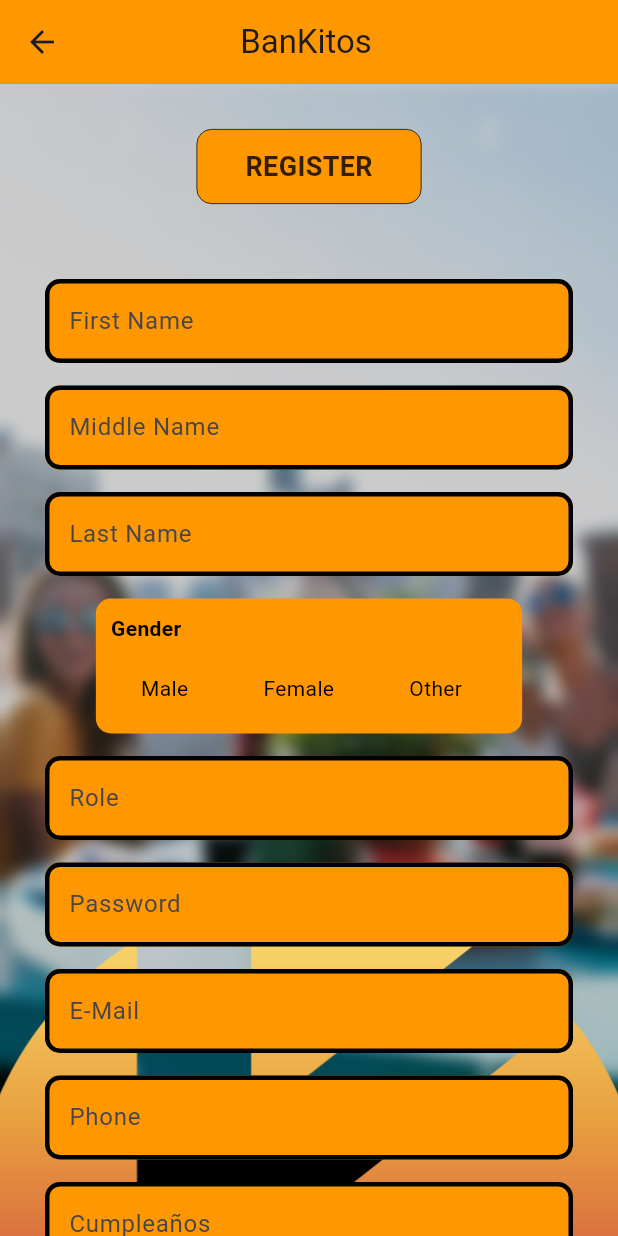
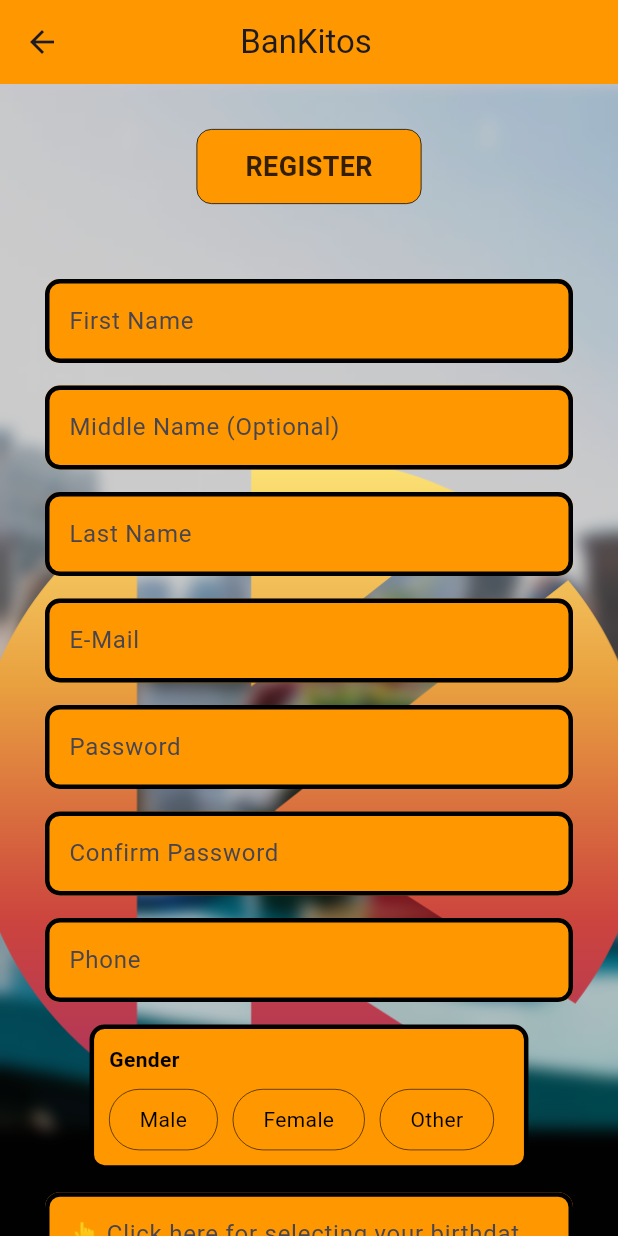
Before and after one commit to alejandroacedomarin/bankitos_flutter, a Flutter app: the RegisterScreen screen opened directly, on a phone screen of 412 x 824 dp. Run offline on Flutter 3.47's test engine with Material 3 defaults, Android fonts, the phone set to English and light mode, and no system bars; our stand-ins replace dio, get, get_storage, iconsax, image_picker, share_plus; accounts and stored records are empty.

Commit message:
register acabado con parámetros correctos y comprobaciones

```diff
--- a/lib/Screens/MainPage/Register.dart
+++ b/lib/Screens/MainPage/Register.dart
@@ -1,8 +1,8 @@
 import 'dart:ui';
+import 'package:bankitos_flutter/Widgets/Button.dart';
 import 'package:bankitos_flutter/Widgets/NavBar.dart';
 import 'package:flutter/material.dart';
 import 'package:bankitos_flutter/Models/UserModel.dart';
-import 'package:bankitos_flutter/Widgets/Button.dart';
 import 'package:bankitos_flutter/Widgets/TextBox.dart';
 import 'package:bankitos_flutter/Services/UserService.dart';
 import 'package:bankitos_flutter/Resources/pallete.dart';
@@ -11,20 +11,36 @@ import 'package:get/get.dart';
 late UserService userService;
 
 class RegisterScreen extends StatefulWidget {
-  RegisterScreen({Key? key}) : super(key: key);
+  final String? mail;
+  final List<String>? partes;
+
+  RegisterScreen({this.mail, this.partes, Key? key }) : super(key: key);
 
   @override
-  _RegisterScreen createState() => _RegisterScreen();
+  _RegisterScreenState createState() => _RegisterScreenState(mail, partes);
 }
 
-class _RegisterScreen extends State<RegisterScreen> {
-  final RegisterScreenController controller =
-      Get.put(RegisterScreenController());
+class _RegisterScreenState extends State<RegisterScreen> {
+  final RegisterScreenController controller = Get.put(RegisterScreenController());
+  final String? mail;
+  final List<String>? partes;
+
+  _RegisterScreenState(this.mail, this.partes);
 
   @override
   void initState() {
     super.initState();
     userService = UserService();
+    // Inicializar los campos con los valores proporcionados
+    if(mail != null){
+      controller.emailController.text = mail!;
+    }
+
+    if (partes != null && partes!.length >= 3) {
+      controller.firstNameController.text = partes![0];
+      controller.middleNameController.text = partes![1];
+      controller.lastNameController.text = partes![2];
+    }
   }
 
   @override
@@ -34,7 +50,10 @@ class _RegisterScreen extends State<RegisterScreen> {
         title: const Center(
           child: Row(
             mainAxisSize: MainAxisSize.min,
-            children: [Text('BanKitos'), SizedBox(width: 60)],
+            children: [
+              Text('BanKitos'),
+              SizedBox(width: 60)
+            ],
           ),
         ),
         backgroundColor: Colors.orange,
@@ -98,80 +117,84 @@ class _RegisterScreen extends State<RegisterScreen> {
                               ),
                             ),
                             const SizedBox(height: 50),
-                            ParamTextBox(
-                                controller: controller.firstNameController,
-                                text: 'First Name'),
+                            ParamTextBox(controller: controller.firstNameController, text: 'First Name'),
                             const SizedBox(height: 15),
-                            ParamTextBox(
-                                controller: controller.middleNameController,
-                                text: 'Middle Name'),
+                            ParamTextBox(controller: controller.middleNameController, text: 'Middle Name (Optional)'),
+                            const SizedBox(height: 15), //Middle name opcional
+                            ParamTextBox(controller: controller.lastNameController, text: 'Last Name'),
                             const SizedBox(height: 15),
-                            ParamTextBox(
-                                controller: controller.lastNameController,
-                                text: 'Last Name'),
+                            ParamTextBox(controller: controller.emailController, text: 'E-Mail'),
                             const SizedBox(height: 15),
-                            _buildGenderSelectionField(
-                                'Gender', controller.genderController),
+                            Obx(() => Column(
+                              children: [
+                                ParamTextBox(controller: controller.passwordController, text: 'Password'),
+                                if (controller.passwordError.isNotEmpty)
+                                  Container(
+                                    padding: EdgeInsets.all(8.0),
+                                    margin: EdgeInsets.only(top: 10),
+                                    decoration: BoxDecoration(
+                                      color: Colors.black,
+                                      borderRadius: BorderRadius.circular(10),
+                                    ),
+                                    child: Text(
+                                      controller.passwordError.value,
+                                      style: TextStyle(color: Colors.red),
+                                    ),
+                                  ),
+                              ],
+                            )),
+                          const SizedBox(height: 15),
+                          //Tiene que tener
+                          /*
+                          2 mayúsculas
+                          2 números
+                          1 caracter especial
+                          8 caracteres mínimo
+                          */
+                            //Tiene que tener
+                            /*
+                            2 mayúsculas
+                            2 números
+                            1 caracter especial
+                            8 caracteres mínimo
+                            */
+                            ParamTextBox(controller: controller.confirmPasswordController, text: 'Confirm Password'),
                             const SizedBox(height: 15),
-                            ParamTextBox(
-                                controller: controller.roleController,
-                                text: 'Role'),
+                            ParamTextBox(controller: controller.phoneController, text: 'Phone'),
                             const SizedBox(height: 15),
-                            ParamTextBox(
-                                controller: controller.passwordController,
-                                text: 'Password'),
+                            _buildGenderSelectionField('Gender', controller.genderController),
                             const SizedBox(height: 15),
-                            ParamTextBox(
-                                controller: controller.emailController,
-                                text: 'E-Mail'),
-                            const SizedBox(height: 15),
-                            ParamTextBox(
-                                controller: controller.phoneController,
-                                text: 'Phone'),
-                            const SizedBox(height: 15),
-                            ParamTextBox(
-                                controller: controller.birthController,
-                                text: 'Cumpleaños'),
-                            const SizedBox(height: 40),
-                            ElevatedButton(
-                              onPressed: () => controller.selectDate(context),
-                              child: Text('Select Birth Date'),
+                            // Nuevo TextField deshabilitado para cumpleaños
+                            GestureDetector(
+                              onTap: () => controller.selectDate(context),
+                              child: AbsorbPointer(
+                                child: Container(
+                                  constraints: const BoxConstraints(maxWidth: 400), // Ajusta el ancho máximo según tus necesidades
+                                  child: TextField(
+                                    controller: controller.birthController,
+                                    decoration: InputDecoration(
+                                      filled: true,
+                                      fillColor: Colors.orange, // Cambia este color al que prefieras
+                                      enabledBorder: OutlineInputBorder(
+                                        borderSide: const BorderSide(
+                                          color: Color.fromARGB(255, 0, 1, 4),
+                                          width: 3,
+                                        ),
+                                        borderRadius: BorderRadius.circular(10),
+                                      ),
+                                      labelText: '👆 Click here for selecting your birthdate 👆' ,
+                                      border: const OutlineInputBorder(),
+                                    ),
+                                  ),
+                                ),
+                              ),
                             ),
-                            const SizedBox(height: 15),
-                            ParamTextBox(
-                                controller: controller.photoController,
-                                text: 'Photo URL'),
-                            const SizedBox(height: 15),
-                            ParamTextBox(
-                                controller: controller.descriptionController,
-                                text: 'Description'),
-                            const SizedBox(height: 15),
-                            ParamTextBox(
-                                controller: controller.dniController,
-                                text: 'DNI'),
-                            const SizedBox(height: 15),
-                            ParamTextBox(
-                                controller: controller.personalityController,
-                                text: 'Personality'),
-                            const SizedBox(height: 15),
-                            ParamTextBox(
-                                controller: controller.addressController,
-                                text: 'Address'),
-                            const SizedBox(height: 15),
-                            ParamTextBox(
-                                controller: controller.emergencyNameController,
-                                text: 'Emergency Name'),
-                            const SizedBox(height: 15),
-                            ParamTextBox(
-                                controller: controller.emergencyPhoneController,
-                                text: 'Emergency Phone'),
                             const SizedBox(height: 15),
                             Visibility(
                               visible: controller.invalid,
                               child: const Text(
                                 'Invalid',
-                                style: TextStyle(
-                                    color: Pallete.salmonColor, fontSize: 15),
+                                style: TextStyle(color: Pallete.salmonColor, fontSize: 15),
                               ),
                             ),
                             const SizedBox(height: 15),
@@ -194,13 +217,13 @@ class _RegisterScreen extends State<RegisterScreen> {
     );
   }
 
-  Widget _buildGenderSelectionField(
-      String label, TextEditingController controller) {
+  Widget _buildGenderSelectionField(String label, TextEditingController controller) {
     return Container(
       padding: EdgeInsets.all(10),
       decoration: BoxDecoration(
         color: Colors.orange, // Fondo naranja
         borderRadius: BorderRadius.circular(10),
+        border: Border.all(color: Colors.black, width: 3),
       ),
       child: Column(
         crossAxisAlignment: CrossAxisAlignment.start,
@@ -228,8 +251,7 @@ class _RegisterScreen extends State<RegisterScreen> {
     );
   }
 
-  Widget _buildOption(String option, TextEditingController controller,
-      VoidCallback updateState) {
+  Widget _buildOption(String option, TextEditingController controller, VoidCallback updateState) {
     bool isSelected = controller.text == option;
 
     return GestureDetector(
@@ -245,6 +267,7 @@ class _RegisterScreen extends State<RegisterScreen> {
         decoration: BoxDecoration(
           color: isSelected ? Colors.blue : null,
           borderRadius: BorderRadius.circular(20),
+          border: Border.all(color: Colors.black, width: 0.4), // Añadir un borde negro
         ),
         child: Text(
           option,
@@ -268,17 +291,28 @@ class RegisterScreenController extends GetxController {
   final TextEditingController emailController = TextEditingController();
   final TextEditingController phoneController = TextEditingController();
   final TextEditingController birthController = TextEditingController();
-  final TextEditingController photoController = TextEditingController();
-  final TextEditingController descriptionController = TextEditingController();
-  final TextEditingController dniController = TextEditingController();
-  final TextEditingController personalityController = TextEditingController();
-  final TextEditingController addressController = TextEditingController();
-  final TextEditingController emergencyNameController = TextEditingController();
-  final TextEditingController emergencyPhoneController =
-      TextEditingController();
+  final TextEditingController confirmPasswordController = TextEditingController();
+
+  var passwordError = ''.obs;
+
+  RegisterScreenController() {
+    passwordController.addListener(_validatePasswordInRealTime);
+  }
 
   bool invalid = false;
   bool parameters = false;
+
+  void _validatePasswordInRealTime() {
+    String password = passwordController.text;
+    if (password.length < 8 ||
+        !RegExp(r'(?=.*[A-Z].*[A-Z])').hasMatch(password) ||
+        !RegExp(r'(?=.*\d.*\d)').hasMatch(password) ||
+        !RegExp(r'(?=.*[@$!%*?&.])').hasMatch(password)) {
+      passwordError.value = 'Password must have at least 8 characters, 2 uppercase letters, 2 numbers, and 1 special character.';
+    } else {
+      passwordError.value = '';
+    }
+  }
 
   Future<void> selectDate(BuildContext context) async {
     final DateTime? pickedDate = await showDatePicker(
@@ -288,67 +322,51 @@ class RegisterScreenController extends GetxController {
       lastDate: DateTime.now(),
     );
     if (pickedDate != null) {
-      birthController.text = pickedDate
-          .toString(); // Actualizar el controlador de texto con la fecha seleccionada
+      birthController.text = "${pickedDate.toLocal()}".split(' ')[0]; // Actualizar el controlador de texto con la fecha seleccionada
     }
   }
 
   void signUp() {
-    if (firstNameController.text.isEmpty ||
-        middleNameController.text.isEmpty ||
-        lastNameController.text.isEmpty ||
-        genderController.text.isEmpty ||
-        roleController.text.isEmpty ||
-        passwordController.text.isEmpty ||
-        emailController.text.isEmpty ||
-        phoneController.text.isEmpty ||
-        birthController.text.isEmpty ||
-        phoneController.text.isEmpty ||
-        descriptionController.text.isEmpty ||
-        dniController.text.isEmpty ||
-        personalityController.text.isEmpty ||
-        addressController.text.isEmpty ||
-        emergencyNameController.text.isEmpty ||
-        emergencyPhoneController.text.isEmpty) {
+    if (firstNameController.text.isEmpty || lastNameController.text.isEmpty ||
+        genderController.text.isEmpty || passwordController.text.isEmpty || confirmPasswordController.text.isEmpty ||
+        emailController.text.isEmpty || phoneController.text.isEmpty || birthController.text.isEmpty) {
       Get.snackbar(
         'Error',
-        'Campos vacios',
+        'Please fill the missing fields',
         snackPosition: SnackPosition.BOTTOM,
       );
     } else {
-      if (GetUtils.isEmail(emailController.text) == true) {
+      if ((GetUtils.isEmail(emailController.text) == true) && (passwordController.text.compareTo(confirmPasswordController.text) == 0)) {
         User newUser = User(
           id: "",
           first_name: firstNameController.text,
           middle_name: middleNameController.text,
           last_name: lastNameController.text,
           gender: genderController.text,
-          role: roleController.text,
+          role: 'user',
           password: passwordController.text,
           email: emailController.text,
           phone_number: phoneController.text,
           birth_date: birthController.text,
-          photo: photoController.text,
-          description: descriptionController.text,
-          dni: dniController.text,
-          personality: personalityController.text,
-          address: addressController.text,
+          photo: '',
+          description: '',
+          dni: '',
+          personality: '',
+          address: '',
           emergency_contact: {
-            'full_name': emergencyNameController.text,
-            'telephone': emergencyPhoneController.text,
+            'full_name': '',
+            'telephone': '',
           },
           user_rating: 0.0,
-          places: [],
-          reviews: [],
-          conversations: [],
-          housing_offered: [],
+          places: [], reviews: [], conversations: [], housing_offered: [],
         );
+
         userService.createUser(newUser).then((statusCode) {
           // La solicitud se completó exitosamente, puedes realizar acciones adicionales si es necesario
           print('Usuario creado exitosamente');
           Get.snackbar(
-            '¡Usuario Creado!',
-            'Usuario creado correctamente',
+            'User Created!',
+            'User Created Successfully',
             snackPosition: SnackPosition.BOTTOM,
           );
           Get.to(() => const NavigationMenu());
@@ -356,7 +374,7 @@ class RegisterScreenController extends GetxController {
           // Manejar errores de solicitud HTTP
           Get.snackbar(
             'Error',
-            'Este E-Mail o Teléfono ya están en uso actualmente.',
+            'This E-Mail, Phone or Birthdate is not valid',
             snackPosition: SnackPosition.BOTTOM,
           );
           print('Error al enviar usuario al backend: $error');
@@ -364,7 +382,7 @@ class RegisterScreenController extends GetxController {
       } else {
         Get.snackbar(
           'Error',
-          'e-mail no valido',
+          'E-Mail is not valid',
           snackPosition: SnackPosition.BOTTOM,
         );
       }
```
Also changed, not shown: pubspec.lock.
